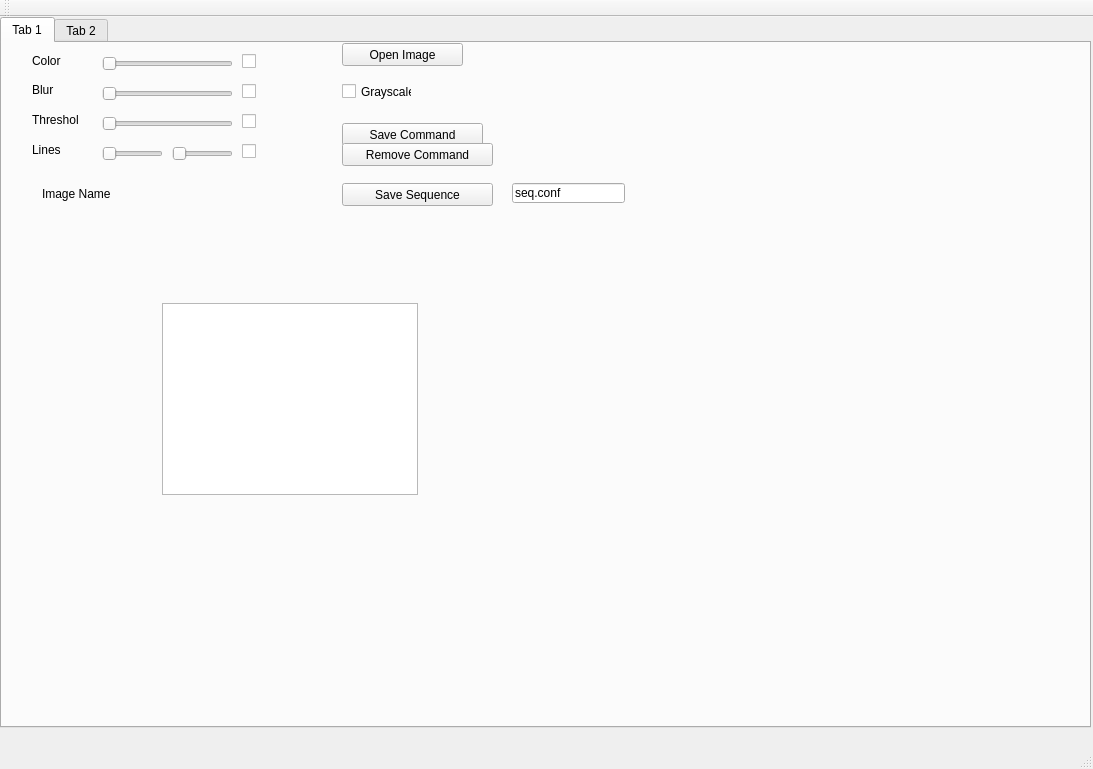
The window that mainwindow.ui (Tep-S/Monkey) describes before a commit, drawn with Qt 5.
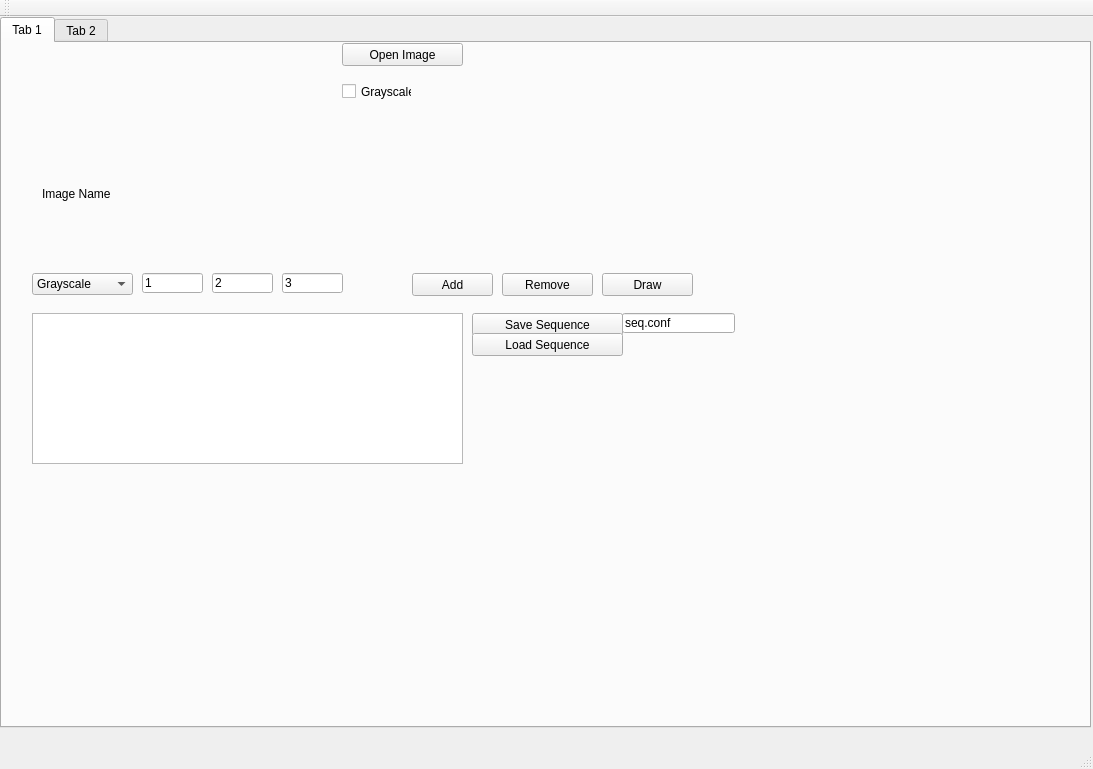
The same window after the commit.

```diff
--- a/mainwindow.ui
+++ b/mainwindow.ui
@@ -30,123 +30,6 @@
      <attribute name="title">
       <string>Tab 1</string>
      </attribute>
-     <widget class="QSlider" name="hzColorV">
-      <property name="geometry">
-       <rect>
-        <x>100</x>
-        <y>10</y>
-        <width>131</width>
-        <height>21</height>
-       </rect>
-      </property>
-      <property name="orientation">
-       <enum>Qt::Horizontal</enum>
-      </property>
-     </widget>
-     <widget class="QSlider" name="hsBlurV">
-      <property name="geometry">
-       <rect>
-        <x>100</x>
-        <y>40</y>
-        <width>131</width>
-        <height>21</height>
-       </rect>
-      </property>
-      <property name="orientation">
-       <enum>Qt::Horizontal</enum>
-      </property>
-     </widget>
-     <widget class="QSlider" name="hsThreshold">
-      <property name="geometry">
-       <rect>
-        <x>100</x>
-        <y>70</y>
-        <width>131</width>
-        <height>21</height>
-       </rect>
-      </property>
-      <property name="orientation">
-       <enum>Qt::Horizontal</enum>
-      </property>
-     </widget>
-     <widget class="QLabel" name="lbColor">
-      <property name="geometry">
-       <rect>
-        <x>30</x>
-        <y>10</y>
-        <width>61</width>
-        <height>16</height>
-       </rect>
-      </property>
-      <property name="text">
-       <string>Color</string>
-      </property>
-     </widget>
-     <widget class="QLabel" name="lbThreshold">
-      <property name="geometry">
-       <rect>
-        <x>30</x>
-        <y>70</y>
-        <width>47</width>
-        <height>13</height>
-       </rect>
-      </property>
-      <property name="text">
-       <string>Threshold</string>
-      </property>
-     </widget>
-     <widget class="QLabel" name="lbBlur">
-      <property name="geometry">
-       <rect>
-        <x>30</x>
-        <y>40</y>
-        <width>47</width>
-        <height>13</height>
-       </rect>
-      </property>
-      <property name="text">
-       <string>Blur</string>
-      </property>
-     </widget>
-     <widget class="QCheckBox" name="cbColor">
-      <property name="geometry">
-       <rect>
-        <x>240</x>
-        <y>10</y>
-        <width>21</width>
-        <height>17</height>
-       </rect>
-      </property>
-      <property name="text">
-       <string/>
-      </property>
-     </widget>
-     <widget class="QCheckBox" name="cbBlur">
-      <property name="geometry">
-       <rect>
-        <x>240</x>
-        <y>40</y>
-        <width>21</width>
-        <height>17</height>
-       </rect>
-      </property>
-      <property name="text">
-       <string/>
-      </property>
-     </widget>
-     <widget class="QCheckBox" name="cbThresh">
-      <property name="geometry">
-       <rect>
-        <x>240</x>
-        <y>70</y>
-        <width>21</width>
-        <height>17</height>
-       </rect>
-      </property>
-      <property name="text">
-       <string/>
-      </property>
-     </widget>
      <widget class="QPushButton" name="btOpenImage">
       <property name="geometry">
        <rect>
@@ -173,58 +56,6 @@
        <string>Image Name</string>
       </property>
      </widget>
-     <widget class="QCheckBox" name="cbLines">
-      <property name="geometry">
-       <rect>
-        <x>240</x>
-        <y>100</y>
-        <width>21</width>
-        <height>17</height>
-       </rect>
-      </property>
-      <property name="text">
-       <string/>
-      </property>
-     </widget>
-     <widget class="QLabel" name="lbLines">
-      <property name="geometry">
-       <rect>
-        <x>30</x>
-        <y>100</y>
-        <width>47</width>
-        <height>13</height>
-       </rect>
-      </property>
-      <property name="text">
-       <string>Lines</string>
-      </property>
-     </widget>
-     <widget class="QSlider" name="hsThreshold_2">
-      <property name="geometry">
-       <rect>
-        <x>100</x>
-        <y>100</y>
-        <width>61</width>
-        <height>21</height>
-       </rect>
-      </property>
-      <property name="orientation">
-       <enum>Qt::Horizontal</enum>
-      </property>
-     </widget>
-     <widget class="QSlider" name="hsThreshold_3">
-      <property name="geometry">
-       <rect>
-        <x>170</x>
-        <y>100</y>
-        <width>61</width>
-        <height>21</height>
-       </rect>
-      </property>
-      <property name="orientation">
-       <enum>Qt::Horizontal</enum>
-      </property>
-     </widget>
      <widget class="QCheckBox" name="cbGrayscale">
       <property name="geometry">
        <rect>
@@ -241,21 +72,21 @@
      <widget class="QPushButton" name="btSaveCommand">
       <property name="geometry">
        <rect>
-        <x>340</x>
-        <y>80</y>
-        <width>141</width>
+        <x>410</x>
+        <y>230</y>
+        <width>81</width>
         <height>23</height>
        </rect>
       </property>
       <property name="text">
-       <string>Save Command</string>
+       <string>Add</string>
       </property>
      </widget>
      <widget class="QPushButton" name="btSaveSequence">
       <property name="geometry">
        <rect>
-        <x>340</x>
-        <y>140</y>
+        <x>470</x>
+        <y>270</y>
         <width>151</width>
         <height>23</height>
        </rect>
@@ -267,31 +98,31 @@
      <widget class="QPushButton" name="btRemoveCommand">
       <property name="geometry">
        <rect>
-        <x>340</x>
-        <y>100</y>
-        <width>151</width>
+        <x>500</x>
+        <y>230</y>
+        <width>91</width>
         <height>23</height>
        </rect>
       </property>
       <property name="text">
-       <string>Remove Command</string>
+       <string>Remove</string>
       </property>
      </widget>
      <widget class="QListWidget" name="lsMain">
       <property name="geometry">
        <rect>
-        <x>160</x>
-        <y>260</y>
-        <width>256</width>
-        <height>192</height>
+        <x>30</x>
+        <y>270</y>
+        <width>431</width>
+        <height>151</height>
        </rect>
       </property>
      </widget>
      <widget class="QLineEdit" name="lnSequence">
       <property name="geometry">
        <rect>
-        <x>510</x>
-        <y>140</y>
+        <x>620</x>
+        <y>270</y>
         <width>113</width>
         <height>20</height>
        </rect>
@@ -300,6 +131,116 @@
        <string>seq.conf</string>
       </property>
      </widget>
+     <widget class="QPushButton" name="btLoadSequence">
+      <property name="geometry">
+       <rect>
+        <x>470</x>
+        <y>290</y>
+        <width>151</width>
+        <height>23</height>
+       </rect>
+      </property>
+      <property name="text">
+       <string>Load Sequence</string>
+      </property>
+     </widget>
+     <widget class="QComboBox" name="comboBox">
+      <property name="geometry">
+       <rect>
+        <x>30</x>
+        <y>230</y>
+        <width>101</width>
+        <height>22</height>
+       </rect>
+      </property>
+      <item>
+       <property name="text">
+        <string>Grayscale</string>
+       </property>
+      </item>
+      <item>
+       <property name="text">
+        <string>Threshing</string>
+       </property>
+      </item>
+      <item>
+       <property name="text">
+        <string>Canny</string>
+       </property>
+      </item>
+      <item>
+       <property name="text">
+        <string>Contour</string>
+       </property>
+      </item>
+      <item>
+       <property name="text">
+        <string>Bgr2Hsv</string>
+       </property>
+      </item>
+      <item>
+       <property name="text">
+        <string>Blur</string>
+       </property>
+      </item>
+      <item>
+       <property name="text">
+        <string>Hsv2Bgr</string>
+       </property>
+      </item>
+     </widget>
+     <widget class="QPushButton" name="btDraw">
+      <property name="geometry">
+       <rect>
+        <x>600</x>
+        <y>230</y>
+        <width>91</width>
+        <height>23</height>
+       </rect>
+      </property>
+      <property name="text">
+       <string>Draw</string>
+      </property>
+     </widget>
+     <widget class="QLineEdit" name="lnParam1">
+      <property name="geometry">
+       <rect>
+        <x>140</x>
+        <y>230</y>
+        <width>61</width>
+        <height>20</height>
+       </rect>
+      </property>
+      <property name="text">
+       <string>1</string>
+      </property>
+     </widget>
+     <widget class="QLineEdit" name="lnParam2">
+      <property name="geometry">
+       <rect>
+        <x>210</x>
+        <y>230</y>
+        <width>61</width>
+        <height>20</height>
+       </rect>
+      </property>
+      <property name="text">
+       <string>2</string>
+      </property>
+     </widget>
+     <widget class="QLineEdit" name="lnParam3">
+      <property name="geometry">
+       <rect>
+        <x>280</x>
+        <y>230</y>
+        <width>61</width>
+        <height>20</height>
+       </rect>
+      </property>
+      <property name="text">
+       <string>3</string>
+      </property>
+     </widget>
     </widget>
     <widget class="QWidget" name="tab_2">
      <attribute name="title">
```
